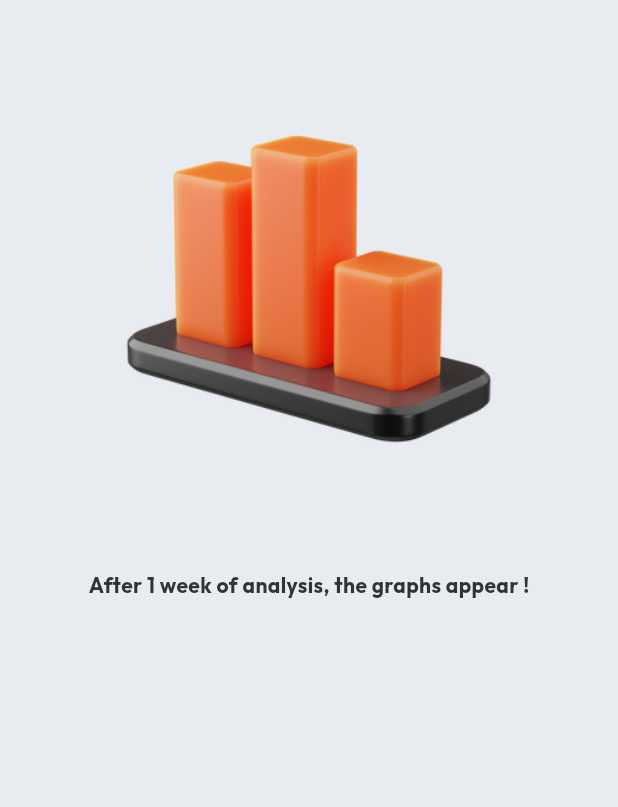
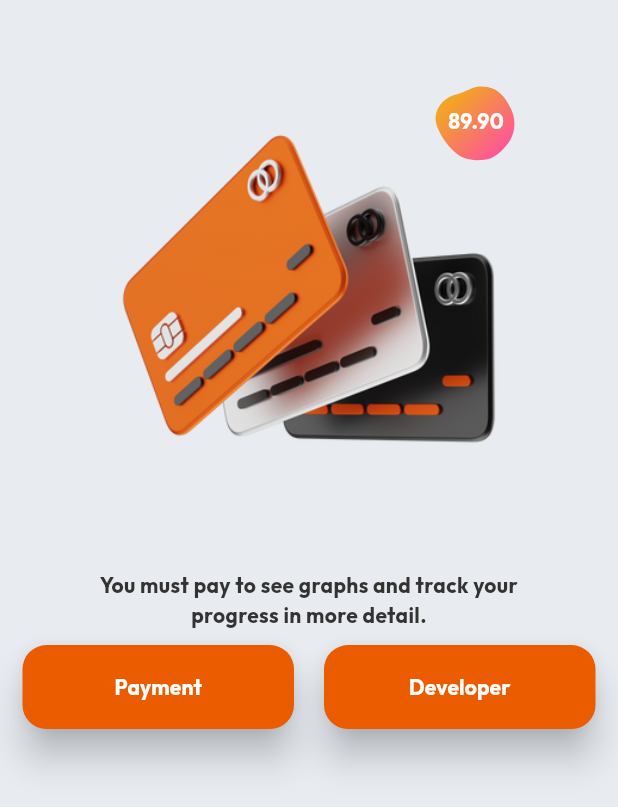
Before and after one commit to egeinann/FitBalance-KiloTakibi-App, a Flutter app: the GraphViewScreen screen opened directly, on a phone screen of 412 x 824 dp. Shown: the top 807 px of the screen. Run offline on Flutter 3.47's test engine with Material 3 defaults, Android fonts, the phone set to English and light mode, and no system bars; drawn by our look-alikes of auto_size_text; our stand-ins replace fl_chart, freezed_annotation, get, image_picker, ionicons, lottie and 2 more; missing offline and left inert: day_night_switcher.

Commit message:
ödeme sistemi için arayüz tasarımı

```diff
--- a/lib/controller/controller.dart
+++ b/lib/controller/controller.dart
@@ -4,6 +4,7 @@ import 'package:kilo_takibi_uyg/models/record.dart';
 import 'package:kilo_takibi_uyg/widgets/record_list_tile.dart';
 
 class Controller extends GetxController {
+  var hasPaid = false.obs;
   var photoUrl = Rxn<String>(); // Reaktif bir değişken
   var currentTabIndex = 2.obs; // homescreen sayfa index
   var appBarTitle = 'Add'.obs; // Başlangıç başlığı
@@ -12,6 +13,10 @@ class Controller extends GetxController {
       GlobalKey<AnimatedListState>(); // liste animasyonu için
   RxBool isLoading = false.obs; // loading lottie için
 
+  // Grafik Ödeme işlemi gerçekleştirilirse bu fonksiyon çağrılır
+  void completePayment() {
+    hasPaid.value = true; // hasPaid durumunu true yapar
+  }
   // yeni record ekleme methodu
   void addRecord(Record record) {
     if (records.isEmpty || record.dateTime.isBefore(records.last.dateTime)) {
--- a/lib/onboarding/view/name_screen.dart
+++ b/lib/onboarding/view/name_screen.dart
@@ -1,5 +1,4 @@
 import 'package:flutter/material.dart';
-import 'package:flutter/services.dart';
 import 'package:get/get.dart';
 import 'package:ionicons/ionicons.dart';
 import 'package:kilo_takibi_uyg/widgets/textField.dart';
@@ -7,6 +6,8 @@ import '../controller/onboarding_controller.dart';
 
 class NameScreen extends StatelessWidget {
   final OnboardingController onboardingController = Get.find();
+
+  NameScreen({super.key});
 
   @override
   Widget build(BuildContext context) {
--- a/lib/view/add_screen.dart
+++ b/lib/view/add_screen.dart
@@ -144,6 +144,7 @@ class _AddScreenState extends State<AddScreen> {
     return Align(
       alignment: Alignment.bottomCenter,
       child: CustomFloatingActionButton(
+        heroTag: "onboarding",
         widget: const Icon(Icons.add),
         onPressed: () => addPressed(),
       ),
@@ -178,8 +179,9 @@ class _AddScreenState extends State<AddScreen> {
         titleIcon: IconButton(
           onPressed: () {
             _noteController.clear(); // TextField'ı sıfırla
+            _note = "";
           },
-          icon: const Icon(Icons.delete),
+          icon: const Icon(Icons.backspace),
         ),
         maxLength: 80,
       ),
@@ -250,7 +252,6 @@ class _AddScreenState extends State<AddScreen> {
         return Padding(
           padding: context.paddingLarge,
           child: FloatingActionButton(
-            heroTag: "onboarding",
             splashColor: Theme.of(context).primaryColor,
             backgroundColor: Theme.of(context).cardColor,
             onPressed: () {
--- a/lib/view/gallery_screen/gallery_screen.dart
+++ b/lib/view/gallery_screen/gallery_screen.dart
@@ -99,7 +99,7 @@ class GalleryScreen extends StatelessWidget {
                     onPressed: () {
                       Get.to(
                         RecordScreen(rec: rec),
-                        transition: Transition.rightToLeft,
+                        transition: Transition.rightToLeftWithFade,
                       );
                     },
                   ),
--- a/lib/view/graph_view_screen.dart
+++ b/lib/view/graph_view_screen.dart
@@ -1,9 +1,12 @@
+import 'package:auto_size_text/auto_size_text.dart';
 import 'package:flutter/material.dart';
 import 'package:get/get.dart';
 import 'package:kilo_takibi_uyg/controller/controller.dart';
 import 'package:kilo_takibi_uyg/extensions/padding_extensions.dart';
 import 'package:kilo_takibi_uyg/widgets/bar_graph.dart';
+import 'package:kilo_takibi_uyg/widgets/floatingActionButton.dart';
 import 'package:kilo_takibi_uyg/widgets/line_graph.dart';
+import 'package:lottie/lottie.dart';
 
 class GraphViewScreen extends StatefulWidget {
   const GraphViewScreen({super.key});
@@ -18,9 +21,119 @@ class _GraphViewScreenState extends State<GraphViewScreen> {
   Widget build(BuildContext context) {
     return Scaffold(
       body: Padding(
-        padding: context.paddingLow,
-        child: Obx(() => _controller.records.length >= 7
-            ? PageView(
+          padding: context.paddingLow,
+          child: Obx(() {
+            // Öncelikle ödeme durumunu kontrol edelim
+            if (!_controller.hasPaid.value) {
+              return Center(
+                child: Column(
+                  mainAxisAlignment: MainAxisAlignment.center,
+                  children: [
+                    SizedBox(height: Get.size.height * 0.05),
+                    Expanded(
+                      flex: 2,
+                      child: Stack(
+                        alignment: Alignment.topRight,
+                        children: [
+                          const Image(
+                            image: AssetImage(
+                                "assets/images/homeScreen/payment.png"),
+                            fit: BoxFit.scaleDown,
+                          ),
+                          SizedBox(
+                            height: 70,
+                            width: 70,
+                            child: Stack(
+                              alignment: Alignment.center,
+                              children: [
+                                Lottie.asset(
+                                  'assets/lottie/recordScreenAnimated.json',
+                                  fit: BoxFit.scaleDown,
+                                ),
+                                const AutoSizeText(
+                                  "89.90",
+                                  style: TextStyle(
+                                    color: Colors.white,
+                                    fontFamily: "outfit",
+                                    fontWeight: FontWeight.bold,
+                                  ),
+                                ),
+                              ],
+                            ),
+                          )
+                        ],
+                      ),
+                    ),
+                    SizedBox(height: Get.size.height * 0.05),
+                    Expanded(
+                      flex: 3,
+                      child: Column(
+                        mainAxisAlignment: MainAxisAlignment.start,
+                        children: [
+                          Container(
+                            margin: const EdgeInsets.symmetric(horizontal: 50),
+                            child: AutoSizeText(
+                              "You must pay to see graphs and track your progress in more detail.",
+                              textAlign: TextAlign.center,
+                              style: Theme.of(context).textTheme.bodyMedium,
+                            ),
+                          ),
+                          const SizedBox(height: 10),
+                          Row(
+                            children: [
+                              Expanded(
+                                child: Padding(
+                                  padding: const EdgeInsets.symmetric(
+                                    horizontal: 10,
+                                  ),
+                                  child: CustomFloatingActionButton(
+                                    widget: const AutoSizeText(
+                                      "Payment",
+                                      textAlign: TextAlign.center,
+                                      style: TextStyle(
+                                        fontFamily: "outfit",
+                                        color: Colors.white,
+                                        fontWeight: FontWeight.bold,
+                                      ),
+                                    ),
+                                    onPressed: () {},
+                                  ),
+                                ),
+                              ),
+                              Expanded(
+                                child: Padding(
+                                  padding: const EdgeInsets.symmetric(
+                                    horizontal: 10,
+                                  ),
+                                  child: CustomFloatingActionButton(
+                                    widget: const AutoSizeText(
+                                      "Developer",
+                                      textAlign: TextAlign.center,
+                                      style: TextStyle(
+                                        fontFamily: "outfit",
+                                        color: Colors.white,
+                                        fontWeight: FontWeight.bold,
+                                      ),
+                                    ),
+                                    onPressed: () {
+                                      _controller.completePayment();
+                                    },
+                                  ),
+                                ),
+                              ),
+                            ],
+                          )
+                        ],
+                      ),
+                    ),
+                  ],
+                ),
+              );
+            }
+
+            // Ödeme yapılmışsa kayıt sayısını kontrol edelim
+            if (_controller.records.length >= 7) {
+              return PageView(
                 scrollDirection: Axis.vertical,
                 onPageChanged: (index) {
                   _controller.onPageChanged(index);
@@ -29,8 +142,9 @@ class _GraphViewScreenState extends State<GraphViewScreen> {
                   lineGraph(context),
                   barGraph(context),
                 ],
-              )
-            : Center(
+              );
+            } else {
+              return Center(
                 child: Column(
                   mainAxisAlignment: MainAxisAlignment.center,
                   children: [
@@ -50,7 +164,7 @@ class _GraphViewScreenState extends State<GraphViewScreen> {
                         mainAxisAlignment: MainAxisAlignment.start,
                         children: [
                           Text(
-                            "After 1 week of analysis, the graphs appear !",
+                            "After 1 week of analysis, the graphs appear!",
                             style: Theme.of(context).textTheme.bodyMedium,
                           ),
                         ],
@@ -58,8 +172,9 @@ class _GraphViewScreenState extends State<GraphViewScreen> {
                     ),
                   ],
                 ),
-              )),
-      ),
+              );
+            }
+          })),
     );
   }
 }
--- a/lib/view/history_screen/fade_no_record.dart
+++ b/lib/view/history_screen/fade_no_record.dart
@@ -61,7 +61,7 @@ class _FadeNoRecordState extends State<FadeNoRecord>
               mainAxisAlignment: MainAxisAlignment.start,
               children: [
                 Text(
-                  "We can't see any record here!",
+                  "No record found !",
                   style: Theme.of(context).textTheme.bodyMedium,
                 ),
                 const SizedBox(height: 10),
--- a/lib/view/history_screen/history_screen.dart
+++ b/lib/view/history_screen/history_screen.dart
@@ -29,7 +29,7 @@ class _HistoryScreenState extends State<HistoryScreen> {
               flex: 12,
               child: Obx(
                 () => _controller.records.isEmpty
-                    ? FadeNoRecord() // Animasyonlu boş ekran widget'ı
+                    ? const FadeNoRecord() // Animasyonlu boş ekran widget'ı
                     : buildRecords(context),
               ),
             ),
@@ -80,7 +80,7 @@ class _HistoryScreenState extends State<HistoryScreen> {
                   child: InkWell(
                     onTap: () => Get.to(
                         RecordScreen(rec: _controller.records[index]),
-                        transition: Transition.rightToLeft),
+                        transition: Transition.rightToLeftWithFade),
                     child: _controller.buildItem(
                         _controller.records[index], animation),
                   ),
--- a/lib/view/history_screen/recordScreen.dart
+++ b/lib/view/history_screen/recordScreen.dart
@@ -55,10 +55,10 @@ class RecordScreen extends StatelessWidget {
   // *** EDIT BUTTON ***
   Widget editActionButton(BuildContext context) {
     return Padding(
-      padding: context.paddingMedium,
+      padding: const EdgeInsets.symmetric(horizontal: 10, vertical: 30),
       child: CustomFloatingActionButton(
         heroTag: "${rec.photoUrl}_editButton",
-        widget: const Icon(Icons.edit),
+        widget: const Icon(Icons.draw),
         onPressed: () {
           _showEditModalBottomSheet(context);
         },
@@ -250,7 +250,7 @@ class RecordScreen extends StatelessWidget {
                               noteController.clear(); // TextField'ı sıfırla
                               note = ""; // note değişkenini de sıfırla
                             },
-                            icon: const Icon(Icons.delete),
+                            icon: const Icon(Icons.backspace),
                           ),
                           maxLength: 80,
                         ),
--- a/lib/view/profile_screen/changeName_screen.dart
+++ b/lib/view/profile_screen/changeName_screen.dart
@@ -1,5 +1,4 @@
 import 'package:flutter/material.dart';
-import 'package:flutter/services.dart';
 import 'package:get/get.dart';
 import 'package:ionicons/ionicons.dart';
 import 'package:kilo_takibi_uyg/widgets/floatingActionButton.dart';
--- a/lib/view/profile_screen/profile_screen.dart
+++ b/lib/view/profile_screen/profile_screen.dart
@@ -138,7 +138,8 @@ class _ProfileScreenState extends State<ProfileScreen> {
       ),
       child: InkWell(
         onTap: () {
-          Get.to(const ChangeNameScreen(), transition: Transition.rightToLeft);
+          Get.to(const ChangeNameScreen(),
+              transition: Transition.rightToLeftWithFade);
         },
         child: Padding(
           padding: context.paddingLarge,
@@ -186,7 +187,7 @@ class _ProfileScreenState extends State<ProfileScreen> {
       child: InkWell(
         onTap: () {
           Get.to(const ChangeTargetWeightScreen(),
-              transition: Transition.rightToLeft);
+              transition: Transition.rightToLeftWithFade);
         },
         child: Padding(
           padding: context.paddingLarge,
--- a/lib/view/profile_screen/settings_screen.dart
+++ b/lib/view/profile_screen/settings_screen.dart
@@ -41,7 +41,7 @@ class _SettingsScreenState extends State<SettingsScreen> {
         },
       ),
       SettingsModel(
-        const Icon(Ionicons.color_palette),
+        const Icon(Icons.format_color_fill_rounded),
         "Theme",
         null,
         SizedBox(
--- a/lib/widgets/floatingActionButton.dart
+++ b/lib/widgets/floatingActionButton.dart
@@ -20,7 +20,7 @@ class CustomFloatingActionButton extends StatelessWidget {
         backgroundColor: Theme.of(context).primaryColor,
         foregroundColor: Theme.of(context).scaffoldBackgroundColor,
         splashColor: Theme.of(context).scaffoldBackgroundColor,
-        elevation: 20,
+        elevation: 10,
         onPressed: onPressed,
         child: widget);
   }
--- a/lib/widgets/navigation_bar.dart
+++ b/lib/widgets/navigation_bar.dart
@@ -36,7 +36,6 @@ Widget bottomNavigationBar(BuildContext context) {
       height: Get.size.height * 0.1, // Yükseklik ayarı yapılmış
       decoration: BoxDecoration(
         borderRadius: BorderRadius.circular(30),
-        color: Colors.transparent,
         boxShadow: [
           BoxShadow(
             color: Colors.grey.withOpacity(0.3),
@@ -63,22 +62,27 @@ Widget bottomNavigationBar(BuildContext context) {
             BottomNavigationBarItem(
               icon: Icon(Icons.show_chart),
               label: 'Graph',
+
             ),
             BottomNavigationBarItem(
               icon: Icon(Ionicons.image),
               label: 'Gallery',
+
             ),
             BottomNavigationBarItem(
               icon: Icon(Icons.add),
               label: 'Add',
+
             ),
             BottomNavigationBarItem(
               icon: Icon(Ionicons.layers),
               label: 'History',
+
             ),
             BottomNavigationBarItem(
               icon: Icon(Ionicons.person),
               label: 'Profile',
+
             ),
           ],
           currentIndex: _controller.currentTabIndex.value,
--- a/lib/widgets/textField.dart
+++ b/lib/widgets/textField.dart
@@ -1,6 +1,4 @@
 import 'package:flutter/material.dart';
-import 'package:flutter/services.dart';
-import 'package:ionicons/ionicons.dart';
 
 class CustomTextField extends StatelessWidget {
   final TextEditingController controller;
```
Also changed, not shown: lib/view/home_screen.dart (+11 -20 lines), assets/images/homeScreen/payment.png (added), assets/images/homeScreen/recordScreen.png (deleted).
